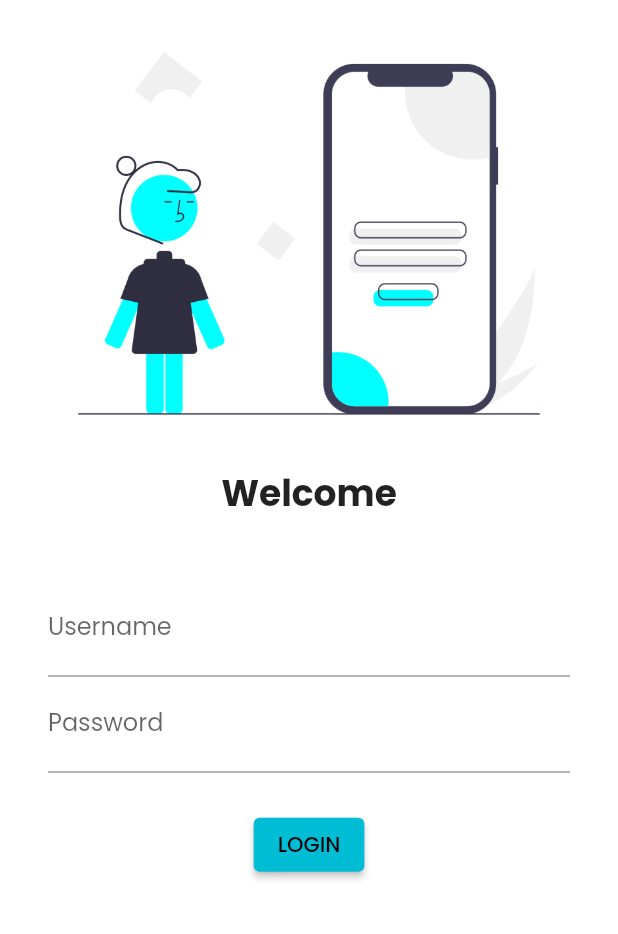
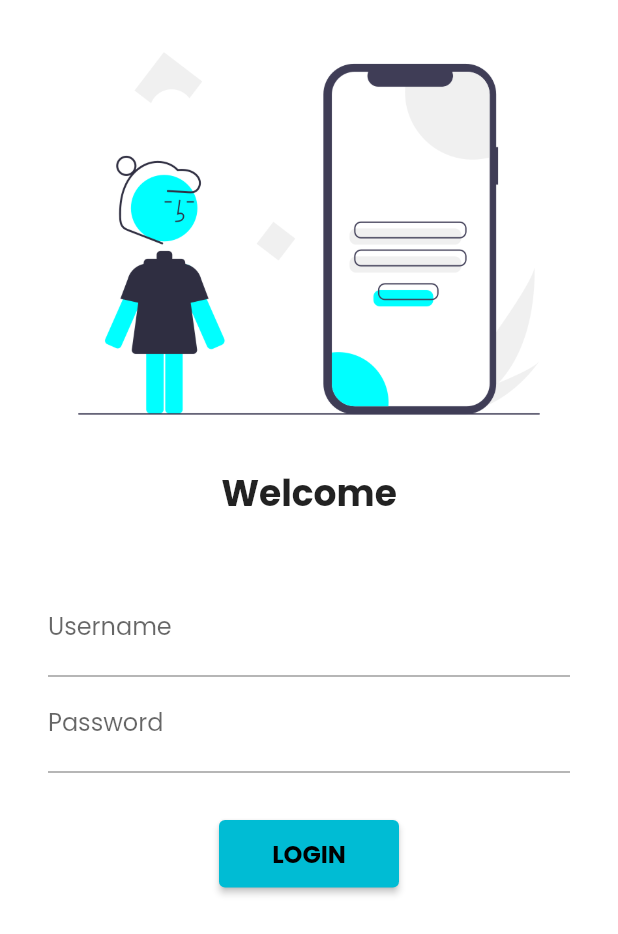
Before and after one commit to notnayan/Vapour--Flutter, a Flutter app: the screen it shows after launch, on a phone screen of 412 x 824 dp. Shown: the top 934 px of the screen. Run offline on Flutter 3.47's test engine with Material 2 defaults, Android fonts, the phone set to English and light mode, and no system bars; our stand-ins replace google_fonts.

Commit message:
Added SingleChildScrollView and Navigator

```diff
--- a/lib/main.dart
+++ b/lib/main.dart
@@ -1,5 +1,6 @@
 import 'package:catalog_app/pages/home_page.dart';
 import 'package:catalog_app/pages/login_page.dart';
+import 'package:catalog_app/utils/routes.dart';
 import 'package:flutter/material.dart';
 import 'package:google_fonts/google_fonts.dart';
 
@@ -14,6 +15,7 @@ class MyApp extends StatelessWidget {
   Widget build(BuildContext context) {
 
     return MaterialApp(
+      debugShowCheckedModeBanner: false,
       themeMode: ThemeMode.light,
       theme: ThemeData(
         primarySwatch: Colors.cyan,
@@ -21,8 +23,8 @@ class MyApp extends StatelessWidget {
       ),
       routes: {
         "/": (context)=> const LoginPage(),
-        "/home":(context) => const HomePage(),
-        "/login":(context) => const LoginPage(),
+        Routes.homeRoute:(context) => const HomePage(),
+        Routes.loginRoute:(context) => const LoginPage(),
       },
       );
 
--- a/lib/pages/login_page.dart
+++ b/lib/pages/login_page.dart
@@ -1,4 +1,6 @@
 import 'package:flutter/material.dart';
+
+import '../utils/routes.dart';
 
 class LoginPage extends StatefulWidget {
   const LoginPage({super.key});
@@ -12,7 +14,8 @@ class _LoginPageState extends State<LoginPage> {
   Widget build(BuildContext context) {
     return Scaffold(
       backgroundColor: Colors.white,
-      body: Column(
+      body: SingleChildScrollView(
+        child: Column(
           children: [
             Image.asset(
               "assets/images/login.png",
@@ -40,14 +43,27 @@ class _LoginPageState extends State<LoginPage> {
                         hintText: "Enter password", labelText: "Password"),
                   ),
                   const SizedBox(
-                  height: 24,
+                    height: 30,
                   ),
-                ElevatedButton(onPressed: () {}, child: const Text("LOGIN"))
+                  ElevatedButton(
+                    onPressed: () {
+                      Navigator.pushNamed(context, Routes.homeRoute);
+                    },
+                    style: TextButton.styleFrom(
+                      minimumSize: const Size(120, 45),
+                    ),
+                    child: const Text(
+                      "LOGIN",
+                      style:
+                          TextStyle(fontSize: 16, fontWeight: FontWeight.bold),
+                    ),
+                  )
                 ],
               ),
             )
           ],
         ),
+      ),
     );
   }
 }
--- /dev/null
+++ b/lib/utils/routes.dart
@@ -0,0 +1,4 @@
+class Routes{
+  static String loginRoute = "/login";
+  static String homeRoute = "/home";
+}
```
Also changed, not shown: 1 other file. Lines whose indentation alone changed are shown as unchanged.
